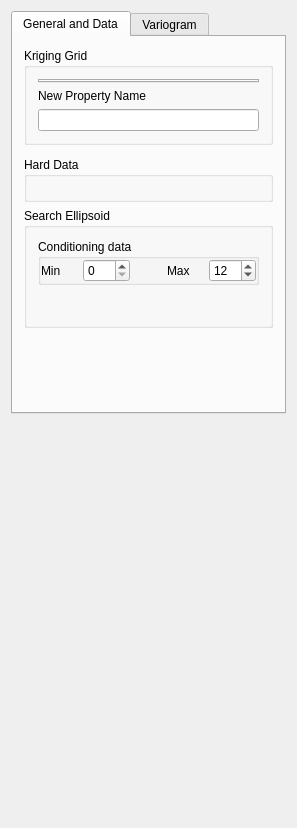
Qt form Compiled_exe_programs/LibX64/plugins/Geostat/kriging.ui (lizhanglin/DIDW-L) before a commit.
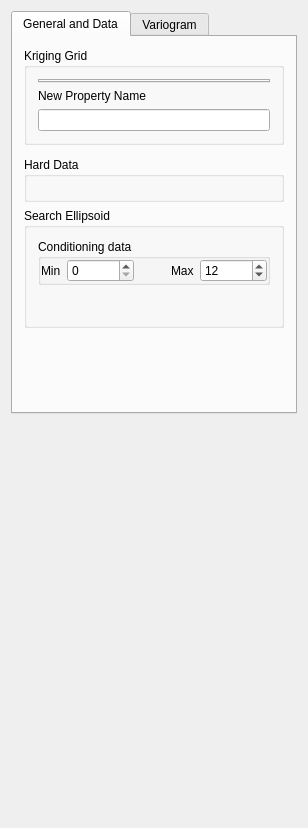
The same form after that commit. Custom widgets are drawn as their Qt base class.

```diff
--- a/Compiled_exe_programs/LibX64/plugins/Geostat/kriging.ui
+++ b/Compiled_exe_programs/LibX64/plugins/Geostat/kriging.ui
@@ -122,7 +122,7 @@
                   <number>0</number>
                  </property>
                  <property name="maximum">
-                  <number>200</number>
+                  <number>999999</number>
                  </property>
                  <property name="value">
                   <number>0</number>
@@ -161,7 +161,7 @@
                   <number>0</number>
                  </property>
                  <property name="maximum">
-                  <number>200</number>
+                  <number>999999</number>
                  </property>
                  <property name="value">
                   <number>12</number>
```
